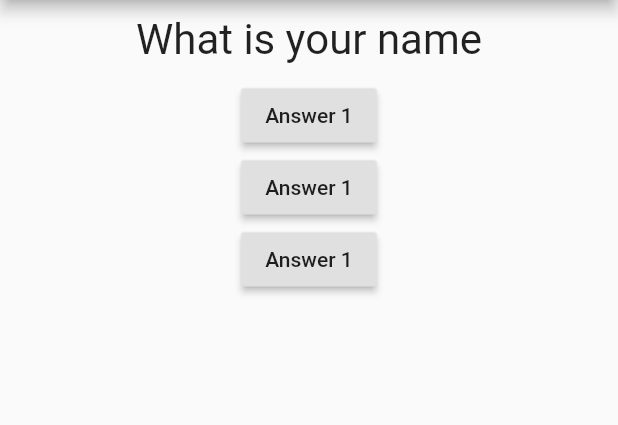
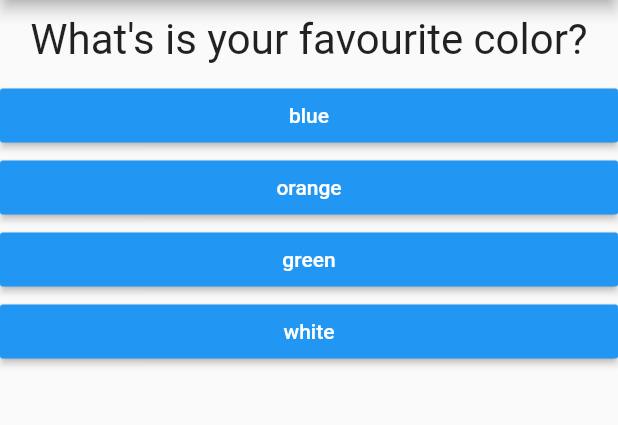
Before and after one commit to reichenbachh/Quiz-App, a Flutter app: the screen it shows after launch, on a phone screen of 412 x 824 dp, the part 84-509 px from its top. Run offline on Flutter 3.47's test engine with Material 2 defaults, Android fonts, the phone set to English and light mode, and no system bars.

Commit message:
app completed

```diff
--- /dev/null
+++ b/lib/answer.dart
@@ -0,0 +1,21 @@
+import 'package:flutter/material.dart';
+
+class Answer extends StatelessWidget {
+  final Function selector;
+  final String answerText;
+  Answer(this.selector, this.answerText);
+  @override
+  Widget build(BuildContext context) {
+    return Container(
+      width: double.infinity,
+      child: RaisedButton(
+        child: Text(
+          answerText,
+          style: TextStyle(color: Colors.white),
+        ),
+        color: Colors.blue,
+        onPressed: selector,
+      ),
+    );
+  }
+}
--- a/lib/main.dart
+++ b/lib/main.dart
@@ -1,5 +1,6 @@
 import "package:flutter/material.dart";
-import './question.dart';
+import './quiz.dart';
+import './result.dart';
 
 void main() => runApp(MyApp());
 
@@ -11,39 +12,67 @@ class MyApp extends StatefulWidget {
 }
 
 class _MyAppState extends State<MyApp> {
+  static const _questions = [
+    {
+      "question": "What\'s is your favourite color?",
+      "answers": [
+        {"text": "blue", "score": 1},
+        {"text": "orange", "score": 2},
+        {"text": "green", "score": 3},
+        {"text": "white", "score": 4}
+      ]
+    },
+    {
+      "question": "what\'s is your favourite movie?",
+      "answers": [
+        {"text": "Titanic", "score": 1},
+        {"text": "Back to America", "score": 2},
+        {"text": "Apocalypto", "score": 3},
+        {"text": "Killer Bean", "score": 4}
+      ]
+    },
+    {
+      "question": "what\'s is your favourite programming language?",
+      "answers": [
+        {"text": "C++", "score": 1},
+        {"text": "Python", "score": 2},
+        {"text": "Javascript", "score": 3},
+        {"text": "Dart", "score": 4}
+      ]
+    },
+  ];
   var _questionIndex = 0;
-  void _answerQuestion() {
+  var _totalScore = 0;
+
+  void _resetTest() {
+    setState(() {
+      _questionIndex = 0;
+      _totalScore = 0;
+    });
+  }
+
+  void _answerQuestion(int totalScore) {
     setState(() {
       _questionIndex = _questionIndex + 1;
+      _totalScore += totalScore;
     });
     print(_questionIndex);
   }
 
   @override
   Widget build(BuildContext context) {
-    var question = ["What is your name", "what is your age"];
     return MaterialApp(
       home: Scaffold(
           appBar: AppBar(
             title: Text("Quiz App"),
           ),
-          body: Column(
-            children: [
-              Question(question[_questionIndex]),
-              RaisedButton(
-                child: Text("Answer 1"),
-                onPressed: _answerQuestion,
-              ),
-              RaisedButton(
-                child: Text("Answer 1"),
-                onPressed: _answerQuestion,
-              ),
-              RaisedButton(
-                child: Text("Answer 1"),
-                onPressed: _answerQuestion,
-              )
-            ],
-          )),
+          body: _questionIndex < _questions.length
+              ? Quiz(
+                  questionList: _questions,
+                  questionIndex: _questionIndex,
+                  answerQuestion: _answerQuestion,
+                )
+              : Result(_totalScore, _resetTest)),
     );
   }
 }
--- /dev/null
+++ b/lib/quiz.dart
@@ -0,0 +1,26 @@
+import 'package:flutter/material.dart';
+import './answer.dart';
+import './question.dart';
+
+class Quiz extends StatelessWidget {
+  final List<Map<String, Object>> questionList;
+  final int questionIndex;
+  final Function answerQuestion;
+  //using named arguments
+  Quiz(
+      {@required this.questionList,
+      @required this.answerQuestion,
+      @required this.questionIndex});
+  @override
+  Widget build(BuildContext context) {
+    return Column(
+      children: [
+        Question(questionList[questionIndex]["question"]),
+        ...(questionList[questionIndex]["answers"] as List<Map<String, Object>>)
+            .map((answer) {
+          return Answer(() => answerQuestion(answer["score"]), answer["text"]);
+        }).toList()
+      ],
+    );
+  }
+}
```
Also changed, not shown: lib/result.dart (added, +43 -0 lines).
